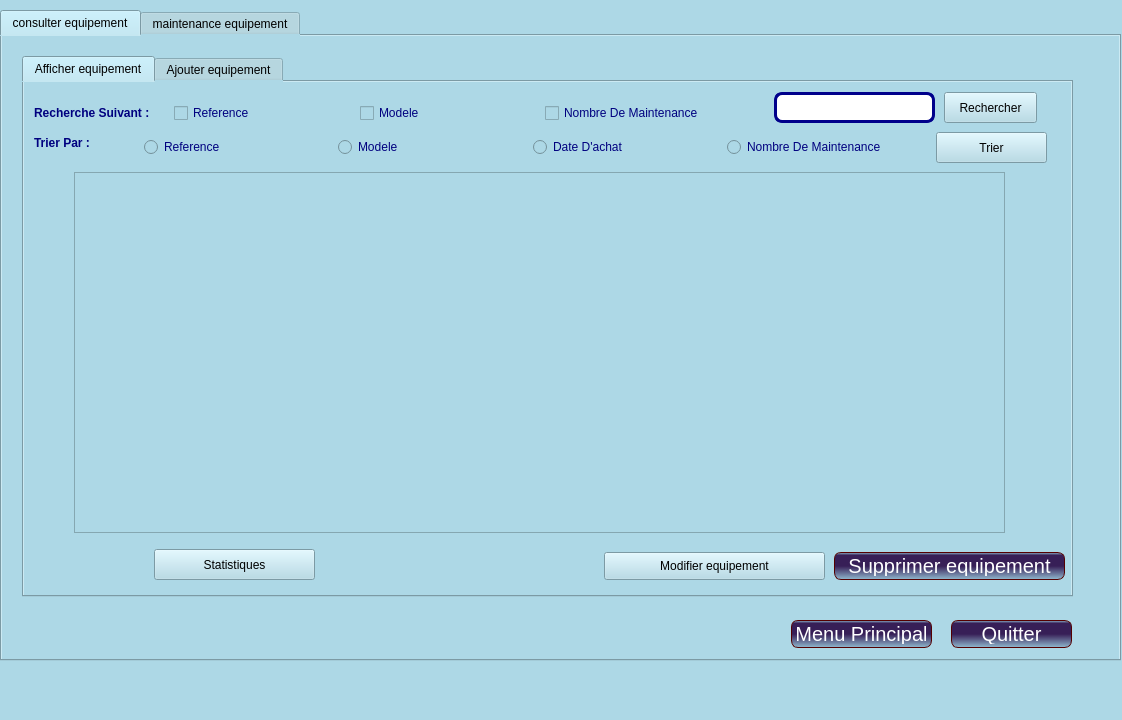
The window that mainwindow.ui (KhalilSRIDI/Smart_Factory_2A1) describes before a commit, drawn with Qt 5.
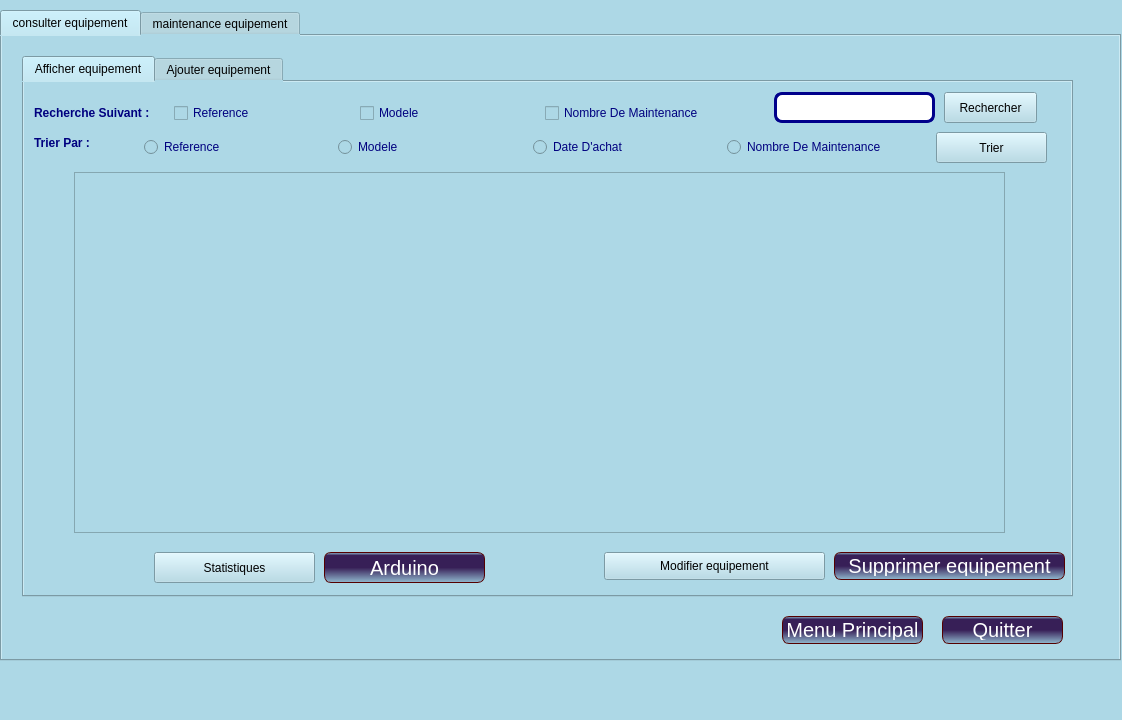
The same window after the commit. Icons and pictures are not drawn.

The edit to the form file:
```diff
--- a/mainwindow.ui
+++ b/mainwindow.ui
@@ -18,170 +18,6 @@
 </string>
   </property>
   <widget class="QWidget" name="centralwidget">
-   <widget class="QPushButton" name="pushButton_menu">
-    <property name="geometry">
-     <rect>
-      <x>791</x>
-      <y>620</y>
-      <width>141</width>
-      <height>28</height>
-     </rect>
-    </property>
-    <property name="styleSheet">
-     <string notr="true">QDateEdit{
-padding: 1px;
-
-border-style: solid;
-
-border: 3px solid darkblue;
-
-border-radius: 4px;
-}
-QLineEdit {
-
-padding: 1px;
-
-border-style: solid;
-
-border: 3px solid darkblue;
-
-border-radius: 8px;
-}
-QTextEdit {
-
-padding: 1px;
-
-border-style: solid;
-
-border: 3px solid darkblue;
-
-border-radius: 8px;
-}
-
-QComboBox {
-    border: 3px solid darkblue;
-    border-radius: 3px;
-    padding: 1px 18px 1px 3px;
-    min-width: 6em;
-}
-QPushButton {
-
-color:white;
-
-background-color: QLinearGradient( x1: 0, y1: 0, x2: 0, y2: 1, stop: 0#91BACF, stop: 0.1#371F57, stop: 0.49#371F57 , stop: 0.5#371F57, stop: 1#91BACF);
-
-border-width: 1px;
-
-border-color: #500;
-
-border-style: solid;
-
-border-radius: 7;
-
-padding: 3px;
-
-font-size: 20px;
-
-padding-left: 5px;
-
-padding-right: 5px;
-
-min-width: 100px;
-
-max-width: 1000px;
-
-min-height: 20px;
-
-max-height: 200px;
-
-}</string>
-    </property>
-    <property name="text">
-     <string>Menu Principal</string>
-    </property>
-   </widget>
-   <widget class="QPushButton" name="pushButton_quitter">
-    <property name="geometry">
-     <rect>
-      <x>951</x>
-      <y>620</y>
-      <width>121</width>
-      <height>28</height>
-     </rect>
-    </property>
-    <property name="styleSheet">
-     <string notr="true">QDateEdit{
-padding: 1px;
-
-border-style: solid;
-
-border: 3px solid darkblue;
-
-border-radius: 4px;
-}
-QLineEdit {
-
-padding: 1px;
-
-border-style: solid;
-
-border: 3px solid darkblue;
-
-border-radius: 8px;
-}
-QTextEdit {
-
-padding: 1px;
-
-border-style: solid;
-
-border: 3px solid darkblue;
-
-border-radius: 8px;
-}
-
-QComboBox {
-    border: 3px solid darkblue;
-    border-radius: 3px;
-    padding: 1px 18px 1px 3px;
-    min-width: 6em;
-}
-QPushButton {
-
-color:white;
-
-background-color: QLinearGradient( x1: 0, y1: 0, x2: 0, y2: 1, stop: 0#91BACF, stop: 0.1#371F57, stop: 0.49#371F57 , stop: 0.5#371F57, stop: 1#91BACF);
-
-border-width: 1px;
-
-border-color: #500;
-
-border-style: solid;
-
-border-radius: 7;
-
-padding: 3px;
-
-font-size: 20px;
-
-padding-left: 5px;
-
-padding-right: 5px;
-
-min-width: 100px;
-
-max-width: 1000px;
-
-min-height: 20px;
-
-max-height: 200px;
-
-}</string>
-    </property>
-    <property name="text">
-     <string>Quitter</string>
-    </property>
-   </widget>
    <widget class="QTabWidget" name="tabWidget_2">
     <property name="geometry">
      <rect>
@@ -1792,7 +1628,7 @@
         <property name="geometry">
          <rect>
           <x>130</x>
-          <y>467</y>
+          <y>470</y>
           <width>161</width>
           <height>31</height>
          </rect>
@@ -1940,6 +1776,88 @@
           <normaloff>../../icons/stat.png</normaloff>../../icons/stat.png</iconset>
         </property>
        </widget>
+       <widget class="QPushButton" name="pushButton_quitter">
+        <property name="geometry">
+         <rect>
+          <x>300</x>
+          <y>470</y>
+          <width>161</width>
+          <height>31</height>
+         </rect>
+        </property>
+        <property name="styleSheet">
+         <string notr="true">QDateEdit{
+padding: 1px;
+
+border-style: solid;
+
+border: 3px solid darkblue;
+
+border-radius: 4px;
+}
+QLineEdit {
+
+padding: 1px;
+
+border-style: solid;
+
+border: 3px solid darkblue;
+
+border-radius: 8px;
+}
+QTextEdit {
+
+padding: 1px;
+
+border-style: solid;
+
+border: 3px solid darkblue;
+
+border-radius: 8px;
+}
+
+QComboBox {
+    border: 3px solid darkblue;
+    border-radius: 3px;
+    padding: 1px 18px 1px 3px;
+    min-width: 6em;
+}
+QPushButton {
+
+color:white;
+
+background-color: QLinearGradient( x1: 0, y1: 0, x2: 0, y2: 1, stop: 0#91BACF, stop: 0.1#371F57, stop: 0.49#371F57 , stop: 0.5#371F57, stop: 1#91BACF);
+
+border-width: 1px;
+
+border-color: #500;
+
+border-style: solid;
+
+border-radius: 7;
+
+padding: 3px;
+
+font-size: 20px;
+
+padding-left: 5px;
+
+padding-right: 5px;
+
+min-width: 100px;
+
+max-width: 1000px;
+
+min-height: 20px;
+
+max-height: 200px;
+
+}</string>
+        </property>
+        <property name="text">
+         <string>Arduino</string>
+        </property>
+       </widget>
       </widget>
       <widget class="QWidget" name="ajouterequipement">
        <attribute name="title">
@@ -3228,6 +3146,170 @@
        </widget>
       </widget>
      </widget>
+     <widget class="QPushButton" name="pushButton_quitter_2">
+      <property name="geometry">
+       <rect>
+        <x>940</x>
+        <y>580</y>
+        <width>121</width>
+        <height>28</height>
+       </rect>
+      </property>
+      <property name="styleSheet">
+       <string notr="true">QDateEdit{
+padding: 1px;
+
+border-style: solid;
+
+border: 3px solid darkblue;
+
+border-radius: 4px;
+}
+QLineEdit {
+
+padding: 1px;
+
+border-style: solid;
+
+border: 3px solid darkblue;
+
+border-radius: 8px;
+}
+QTextEdit {
+
+padding: 1px;
+
+border-style: solid;
+
+border: 3px solid darkblue;
+
+border-radius: 8px;
+}
+
+QComboBox {
+    border: 3px solid darkblue;
+    border-radius: 3px;
+    padding: 1px 18px 1px 3px;
+    min-width: 6em;
+}
+QPushButton {
+
+color:white;
+
+background-color: QLinearGradient( x1: 0, y1: 0, x2: 0, y2: 1, stop: 0#91BACF, stop: 0.1#371F57, stop: 0.49#371F57 , stop: 0.5#371F57, stop: 1#91BACF);
+
+border-width: 1px;
+
+border-color: #500;
+
+border-style: solid;
+
+border-radius: 7;
+
+padding: 3px;
+
+font-size: 20px;
+
+padding-left: 5px;
+
+padding-right: 5px;
+
+min-width: 100px;
+
+max-width: 1000px;
+
+min-height: 20px;
+
+max-height: 200px;
+
+}</string>
+      </property>
+      <property name="text">
+       <string>Quitter</string>
+      </property>
+     </widget>
+     <widget class="QPushButton" name="pushButton_menu">
+      <property name="geometry">
+       <rect>
+        <x>780</x>
+        <y>580</y>
+        <width>141</width>
+        <height>28</height>
+       </rect>
+      </property>
+      <property name="styleSheet">
+       <string notr="true">QDateEdit{
+padding: 1px;
+
+border-style: solid;
+
+border: 3px solid darkblue;
+
+border-radius: 4px;
+}
+QLineEdit {
+
+padding: 1px;
+
+border-style: solid;
+
+border: 3px solid darkblue;
+
+border-radius: 8px;
+}
+QTextEdit {
+
+padding: 1px;
+
+border-style: solid;
+
+border: 3px solid darkblue;
+
+border-radius: 8px;
+}
+
+QComboBox {
+    border: 3px solid darkblue;
+    border-radius: 3px;
+    padding: 1px 18px 1px 3px;
+    min-width: 6em;
+}
+QPushButton {
+
+color:white;
+
+background-color: QLinearGradient( x1: 0, y1: 0, x2: 0, y2: 1, stop: 0#91BACF, stop: 0.1#371F57, stop: 0.49#371F57 , stop: 0.5#371F57, stop: 1#91BACF);
+
+border-width: 1px;
+
+border-color: #500;
+
+border-style: solid;
+
+border-radius: 7;
+
+padding: 3px;
+
+font-size: 20px;
+
+padding-left: 5px;
+
+padding-right: 5px;
+
+min-width: 100px;
+
+max-width: 1000px;
+
+min-height: 20px;
+
+max-height: 200px;
+
+}</string>
+      </property>
+      <property name="text">
+       <string>Menu Principal</string>
+      </property>
+     </widget>
     </widget>
     <widget class="QWidget" name="maintenancemateriel">
      <attribute name="title">
```
Left out of the diff: 3 changed lines with no effect on the pictures.
